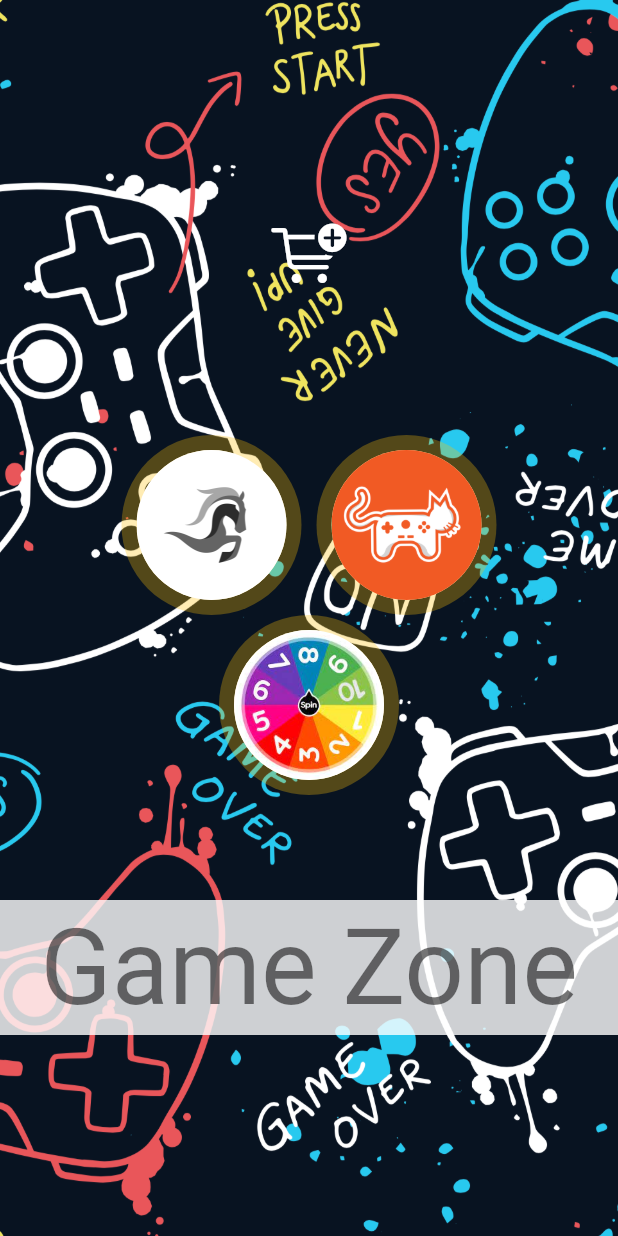
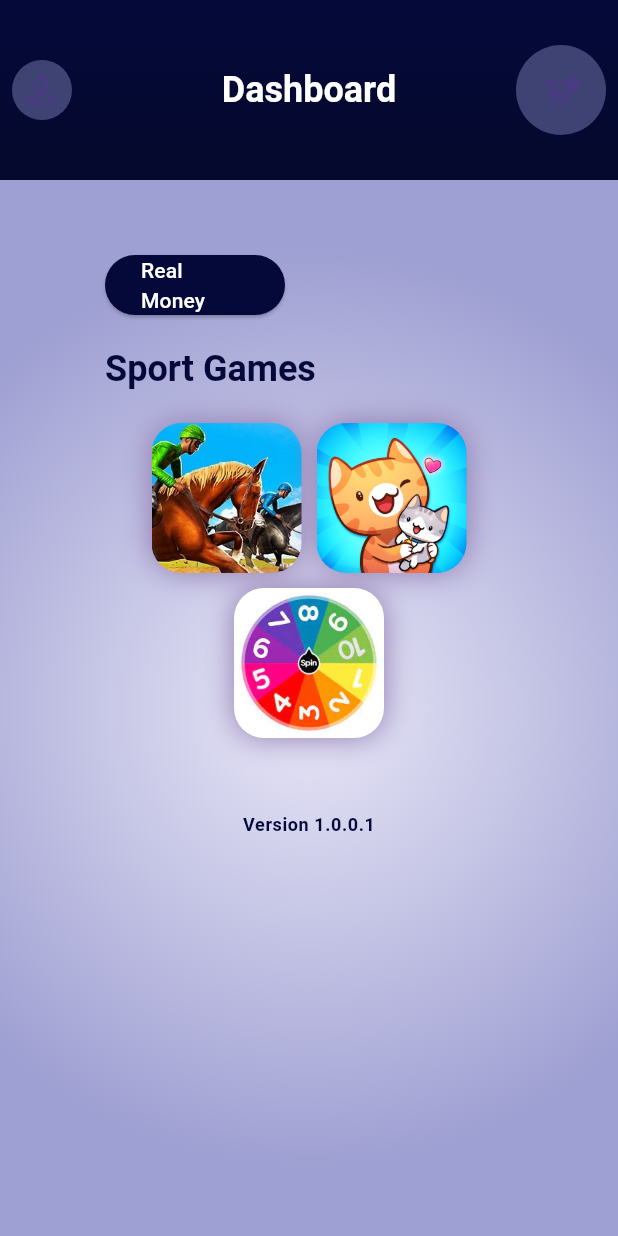
Before and after one commit to Munawer2022/Multi-Game-App, a Flutter app: the screen it shows after launch, on a phone screen of 412 x 824 dp. Run offline on Flutter 3.47's test engine with Material 2 defaults, Android fonts, the light colour scheme and no system bars; our stand-ins replace flutter_fortune_wheel; missing offline and left inert: dart:ffi, flutter_spinning_wheel; Roboto replaces fonts that are missing (Bahiana).

Commit message:
first commit

```diff
--- a/lib/dashboard.dart
+++ b/lib/dashboard.dart
@@ -1,112 +1,204 @@
+import 'package:animation/hourse_running.dart';
+import 'package:animation/text.dart';
+import 'package:animation/wheel_game.dart';
 import 'package:flutter/cupertino.dart';
 import 'package:flutter/material.dart';
-import 'package:google_fonts/google_fonts.dart';
+import 'package:flutter/services.dart';
 
-class Dahboard extends StatelessWidget {
+class Dahboard extends StatefulWidget {
   const Dahboard({super.key});
+
+  @override
+  State<Dahboard> createState() => _DahboardState();
+}
+
+class _DahboardState extends State<Dahboard> {
+  @override
+  void initState() {
+    SystemChrome.setEnabledSystemUIMode(SystemUiMode.manual,
+        overlays: [SystemUiOverlay.bottom]);
+    super.initState();
+  }
 
   @override
   Widget build(BuildContext context) {
     return SafeArea(
       child: Scaffold(
-        // appBar: AppBar(
-        //   backgroundColor: Colors.transparent,
-        //   elevation: 0,
-        //   actions: [
-        //     IconButton(
-        //         onPressed: () {}, icon: Icon(CupertinoIcons.cart_badge_plus))
-        //   ],
-        // ),
-        body: Center(
-          child: Stack(
-            children: [
-              Image.asset(
-                'assets/images/game.png',
-                // color:
-                //     const Color.fromRGBO(255, 255, 255, 0.5).withOpacity(0.3),
-                // colorBlendMode: BlendMode.modulate,
-                height: 1200,
-                width: 1200,
-                fit: BoxFit.cover,
+        appBar: PreferredSize(
+          preferredSize: Size.fromHeight(120.0),
+          child: AppBar(
+            toolbarHeight: 120.0,
+            centerTitle: true,
+            title: Text(
+              'Dashboard',
+              style: Theme.of(context)
+                  .textTheme
+                  .headline5
+                  ?.copyWith(color: Colors.white, fontWeight: FontWeight.bold),
             ),
-              Column(
-                mainAxisAlignment: MainAxisAlignment.center,
-                children: [
+            leading: IconButton(
+                onPressed: () {},
+                icon: CircleAvatar(
+                    radius: 40,
+                    backgroundColor: Color(0xff3F4373),
+                    child: Center(child: Icon(CupertinoIcons.person)))),
+            actions: [
               IconButton(
                   onPressed: () {},
-                    icon: Icon(CupertinoIcons.cart_badge_plus),
-                    color: Colors.white,
-                    iconSize: 50,
+                  icon: CircleAvatar(
+                      maxRadius: 30,
+                      backgroundColor: Color(0xff3F4373),
+                      child:
+                          Center(child: Icon(CupertinoIcons.cart_badge_plus))))
+            ],
+            flexibleSpace: Container(
+              decoration: const BoxDecoration(
+                gradient: LinearGradient(
+                    begin: Alignment.topCenter,
+                    end: Alignment.bottomCenter,
+                    colors: <Color>[
+                      Color.fromARGB(255, 4, 9, 58),
+                      Color(0xff05092C)
+                    ]),
+              ),
+            ),
+          ),
+        ),
+        body: Stack(
+          children: [
+            Container(
+              height: double.infinity,
+              width: double.infinity,
+              decoration: BoxDecoration(
+                gradient: const RadialGradient(
+                  colors: [Color(0xffE8E7F7), Color(0xff9E9FD2)],
+                  radius: 0.75,
+                ),
+              ),
+            ),
+            Center(
+              child: Padding(
+                padding: const EdgeInsets.symmetric(horizontal: 70),
+                child: Column(
+                  // mainAxisAlignment: MainAxisAlignment.center,
+                  crossAxisAlignment: CrossAxisAlignment.start,
+                  children: [
+                    SizedBox(
+                      height: 50,
+                    ),
+                    Row(
+                      children: [
+                        SizedBox(
+                            height: 40,
+                            width: 120,
+                            child: ElevatedButton(
+                                style: ButtonStyle(
+                                    backgroundColor: MaterialStateProperty.all(
+                                  Color.fromARGB(255, 4, 9, 58),
+                                )),
+                                onPressed: () {},
+                                child: Text(
+                                  'Real Money',
+                                  style: TextStyle(color: Colors.white),
+                                ))),
+                        // SizedBox(
+                        //   width: 10,
+                        // ),
+                        // SizedBox(
+                        //     height: 40,
+                        //     width: 80,
+                        //     child: ElevatedButton(
+                        //         style: ButtonStyle(
+                        //             backgroundColor: MaterialStateProperty.all(
+                        //           Color.fromARGB(255, 4, 9, 58),
+                        //         )),
+                        //         onPressed: () {},
+                        //         child: Text(
+                        //           'Real Money',
+                        //           style: TextStyle(color: Colors.white),
+                        //         ))),
+                      ],
                     ),
                     SizedBox(
-                    height: 90,
+                      height: 20,
+                    ),
+                    Text(
+                      'Sport Games',
+                      style: Theme.of(context).textTheme.headline5?.copyWith(
+                          color: Color.fromARGB(255, 4, 9, 58),
+                          fontWeight: FontWeight.bold),
+                    ),
+                    SizedBox(
+                      height: 20,
                     ),
                     Row(
                       mainAxisAlignment: MainAxisAlignment.center,
                       crossAxisAlignment: CrossAxisAlignment.center,
                       children: [
-                      InkWell(
-                        borderRadius: BorderRadius.circular(60),
-                        onTap: () {},
-                        child: CircleAvatar(
-                            radius: 60,
-                            backgroundColor:
-                                Theme.of(context).primaryColor.withOpacity(0.3),
-                            child: CircleAvatar(
-                                radius: 50,
-                                backgroundImage:
-                                    AssetImage('assets/images/horse.png'))),
-                      ),
+                        container(context, 'assets/images/horse.jpg',
+                            HorseRaceScreen()),
                         SizedBox(
                           width: 10,
                         ),
-                      InkWell(
-                        borderRadius: BorderRadius.circular(60),
-                        onTap: () {},
-                        child: CircleAvatar(
-                            radius: 60,
-                            backgroundColor:
-                                Theme.of(context).primaryColor.withOpacity(0.3),
-                            child: CircleAvatar(
-                                radius: 50,
-                                backgroundImage:
-                                    AssetImage('assets/images/cat.png'))),
-                      )
+                        container(
+                            context, 'assets/images/cat.jpg', MyHomePage()),
                       ],
                     ),
-                  InkWell(
-                    borderRadius: BorderRadius.circular(60),
-                    onTap: () {},
-                    child: CircleAvatar(
-                        radius: 60,
-                        backgroundColor:
-                            Theme.of(context).primaryColor.withOpacity(0.3),
-                        child: CircleAvatar(
-                            radius: 50,
-                            backgroundImage:
-                                AssetImage('assets/images/wheel.jpeg'))),
+                    SizedBox(
+                      height: 10,
                     ),
+                    Center(
+                        child: container(
+                            context, 'assets/images/wheel.jpeg', WheelGame())),
                     SizedBox(
-                    height: 70,
+                      height: 50,
                     ),
-                  Container(
-                    height: 90,
-                    width: double.infinity,
-                    color: Colors.white.withOpacity(0.8),
-                    child: Center(
-                      child: Text(
-                        'Game Zone',
-                        style: GoogleFonts.bahiana()
-                            .copyWith(fontSize: 70, color: Colors.black54),
+                    Center(
+                      child: Text('Version 1.0.0.1',
+                          style: Theme.of(context)
+                              .textTheme
+                              .bodySmall
+                              ?.copyWith(
+                                  color: Color.fromARGB(255, 4, 9, 58),
+                                  fontWeight: FontWeight.bold)),
+                    ),
+                  ],
                 ),
               ),
             ),
           ],
         ),
+      ),
+    );
+  }
+}
+
+Widget container(BuildContext context, image, page) {
+  return InkWell(
+    borderRadius: BorderRadius.circular(60),
+    onTap: () {
+      Navigator.push(
+        context,
+        MaterialPageRoute(builder: (context) => page),
+      );
+    },
+    child: Container(
+      width: 100,
+      height: 100,
+      decoration: BoxDecoration(
+        borderRadius: BorderRadius.circular(20),
+        image: DecorationImage(
+          image: ExactAssetImage(image),
+          fit: BoxFit.cover,
+        ),
+        boxShadow: const [
+          BoxShadow(
+            color: Color.fromARGB(255, 143, 121, 175),
+            blurRadius: 17,
+            // offset: Offset(4, 8),
+          ),
         ],
-          ),
       ),
     ),
   );
 }
-}
--- a/lib/main.dart
+++ b/lib/main.dart
@@ -1,22 +1,21 @@
-import 'package:animation/hourse_running.dart';
-import 'package:animation/text.dart';
-import 'package:animation/wheel_game.dart';
 import 'package:flutter/material.dart';
+import 'package:flutter/services.dart';
 
 import 'dashboard.dart';
+import 'hourse_running.dart';
 
 void main() {
-  runApp(const MyApp());
+  runApp(MyApp());
 }
 
 class MyApp extends StatelessWidget {
-  const MyApp({super.key});
+  MyApp({super.key});
 
   @override
   Widget build(BuildContext context) {
     return MaterialApp(
         debugShowCheckedModeBanner: false,
-        theme: ThemeData(primarySwatch: Colors.amber),
+        theme: ThemeData(useMaterial3: true, primarySwatch: Colors.deepPurple),
         home: Dahboard());
   }
 }
--- a/pubspec.yaml
+++ b/pubspec.yaml
@@ -32,7 +32,7 @@ dependencies:
   flutter:
     sdk: flutter
   flutter_fortune_wheel:
-  google_fonts:
+  flutter_spinning_wheel:
 
 
   # The following adds the Cupertino Icons font to your application.
```
Also changed, not shown: lib/hourse_running.dart (+89 -108 lines), lib/text.dart (+98 -70 lines), lib/wheel_game.dart (+53 -13 lines), assets/images/cat.jpg (added), assets/images/horse.jpg (added), assets/images/track.jpg (added), assets/images/wheel.jpg (added), assets/images/wheel_back.jpg (added), assets/images/wheel_click.png (added), assets/images/wheel_round.png (added), flutter_01.png (added), flutter_02.png (added), flutter_03.png (added), pubspec.lock. Lines whose indentation alone changed are shown as unchanged.
